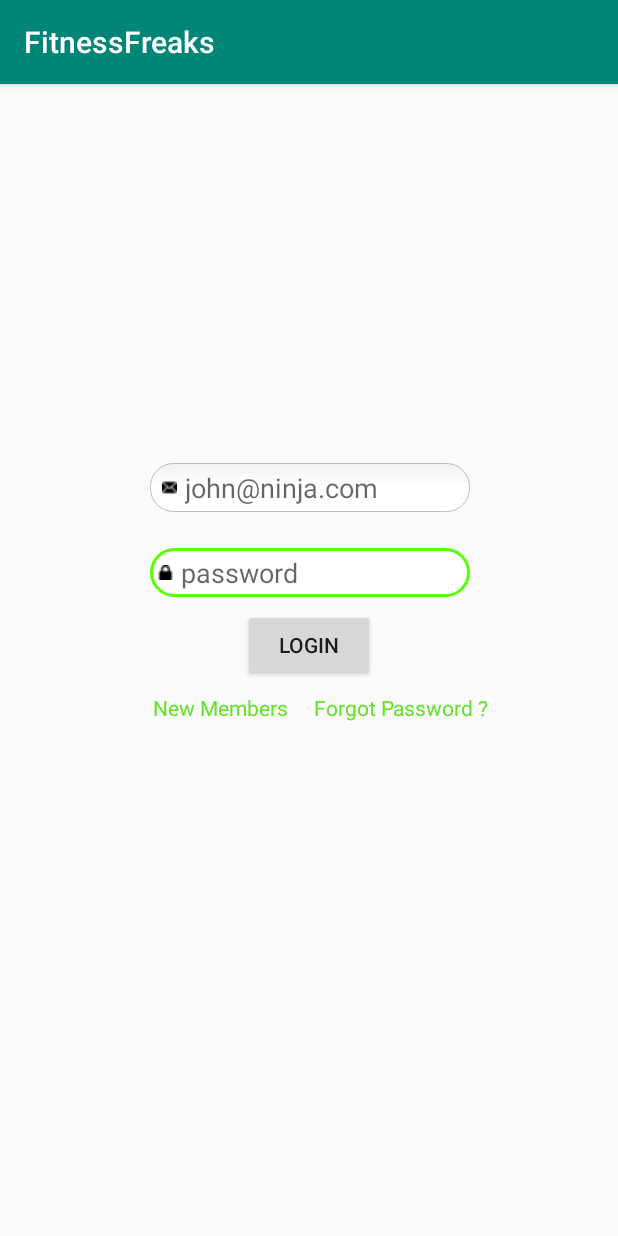
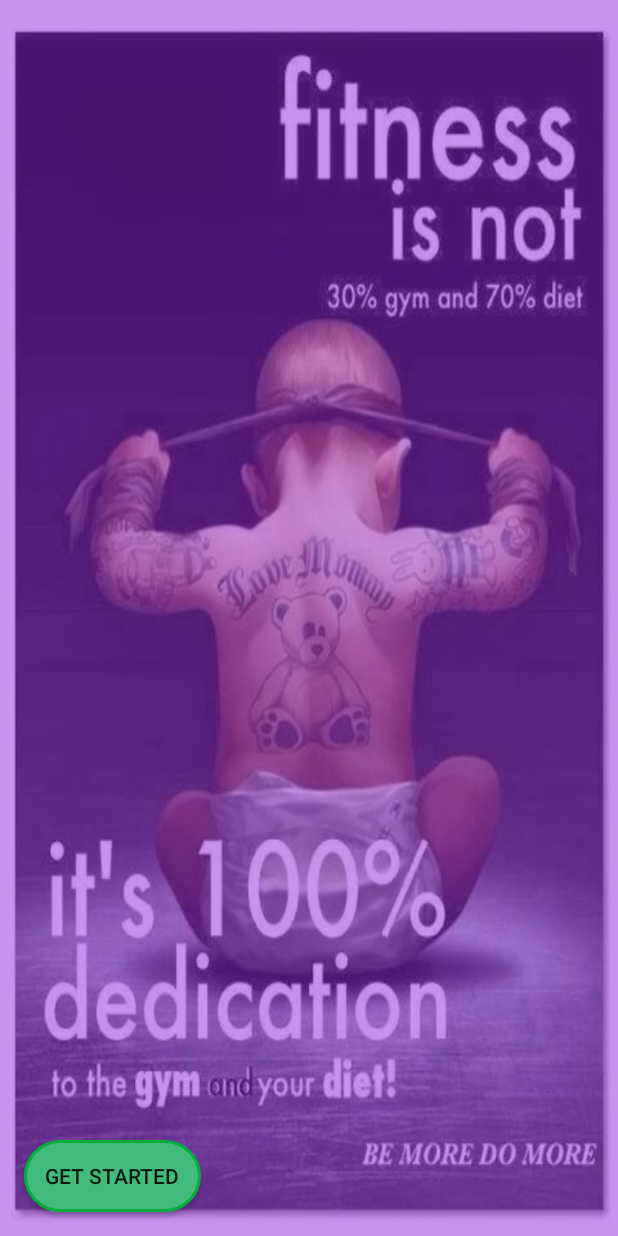
Before and after one commit to Draker007/FitnessFreaks, an Android app: the screen it shows after launch (LoginActivity before the commit, LauncherActivity after it), on a phone screen of 412 x 824 dp. Run offline under Robolectric (Android 15) with nearby library versions, the phone set to English and light mode, and no system bars.

Commit message:
added Login Activity

```diff
--- a/app/build.gradle
+++ b/app/build.gradle
@@ -1,4 +1,5 @@
 apply plugin: 'com.android.application'
+apply plugin: 'com.google.gms.google-services'
 
 android {
     compileSdkVersion 28
@@ -22,6 +23,7 @@ dependencies {
     implementation fileTree(dir: 'libs', include: ['*.jar'])
     implementation 'com.android.support:appcompat-v7:28.0.0'
     implementation 'com.android.support.constraint:constraint-layout:1.1.3'
+    implementation 'com.google.firebase:firebase-auth:16.0.3'
     testImplementation 'junit:junit:4.12'
     androidTestImplementation 'com.android.support.test:runner:1.0.2'
     androidTestImplementation 'com.android.support.test.espresso:espresso-core:3.0.2'
--- /dev/null
+++ b/app/src/main/java/com/example/fitnessfreaks/Activities/LauncherActivity.java
@@ -0,0 +1,28 @@
+package com.example.fitnessfreaks.Activities;
+
+import android.content.Intent;
+import android.support.v7.app.AppCompatActivity;
+import android.os.Bundle;
+import android.view.View;
+import android.widget.Button;
+
+import com.example.fitnessfreaks.R;
+
+public class LauncherActivity extends AppCompatActivity {
+
+    private Button login;
+    @Override
+    protected void onCreate(Bundle savedInstanceState) {
+        super.onCreate(savedInstanceState);
+        setContentView(R.layout.activity_launcher);
+
+        login = (Button) findViewById(R.id.Login);
+
+        login.setOnClickListener(new View.OnClickListener() {
+            @Override
+            public void onClick(View v) {
+                startActivity(new Intent(LauncherActivity.this,LoginActivity.class));
+            }
+        });
+    }
+}
--- a/app/src/main/java/com/example/fitnessfreaks/LoginActivity.java
+++ b/app/src/main/java/com/example/fitnessfreaks/Activities/LoginActivity.java
@@ -1,7 +1,9 @@
-package com.example.fitnessfreaks;
+package com.example.fitnessfreaks.Activities;
 
 import android.support.v7.app.AppCompatActivity;
 import android.os.Bundle;
+
+import com.example.fitnessfreaks.R;
 
 public class LoginActivity extends AppCompatActivity {
 
--- /dev/null
+++ b/app/src/main/java/com/example/fitnessfreaks/nonActivity.java
@@ -0,0 +1,4 @@
+package com.example.fitnessfreaks;
+
+public class nonActivity {
+}
--- /dev/null
+++ b/app/src/main/res/drawable/roundbutton.xml
@@ -0,0 +1,32 @@
+<?xml version="1.0" encoding="utf-8"?>
+<selector xmlns:android="http://schemas.android.com/apk/res/android">
+        <item android:state_pressed="false">
+            <shape android:shape="rectangle">
+                <corners android:radius="1000dp" />
+                <solid android:color="#41ba7a" />
+                <stroke
+                    android:width="2dip"
+                    android:color="#03ae3c" />
+                <padding
+                    android:bottom="4dp"
+                    android:left="4dp"
+                    android:right="4dp"
+                    android:top="4dp" />
+            </shape>
+        </item>
+        <item android:state_pressed="true">
+            <shape android:shape="rectangle">
+                <corners android:radius="1000dp" />
+                <solid android:color="#3AA76D" />
+                <stroke
+                    android:width="2dip"
+                    android:color="#03ae3c" />
+                <padding
+                    android:bottom="4dp"
+                    android:left="4dp"
+                    android:right="4dp"
+                    android:top="4dp" />
+            </shape>
+        </item>
+
+</selector>
--- /dev/null
+++ b/app/src/main/res/layout/activity_launcher.xml
@@ -0,0 +1,21 @@
+<?xml version="1.0" encoding="utf-8"?>
+<android.support.constraint.ConstraintLayout xmlns:android="http://schemas.android.com/apk/res/android"
+    xmlns:app="http://schemas.android.com/apk/res-auto"
+    xmlns:tools="http://schemas.android.com/tools"
+    android:layout_width="match_parent"
+    android:layout_height="match_parent"
+    tools:context=".Activities.LauncherActivity"
+    android:background="@drawable/login">
+
+    <Button
+        android:id="@+id/Login"
+        android:layout_width="wrap_content"
+        android:layout_height="wrap_content"
+        android:layout_marginStart="16dp"
+        android:layout_marginLeft="16dp"
+        android:layout_marginBottom="16dp"
+        android:background="@drawable/roundbutton"
+        android:text="   Get Started   "
+        app:layout_constraintBottom_toBottomOf="parent"
+        app:layout_constraintStart_toStartOf="parent" />
+</android.support.constraint.ConstraintLayout>
--- a/app/src/main/res/layout/activity_login.xml
+++ b/app/src/main/res/layout/activity_login.xml
@@ -4,18 +4,17 @@
     xmlns:tools="http://schemas.android.com/tools"
     android:layout_width="match_parent"
     android:layout_height="match_parent"
-    tools:context=".LoginActivity">
+    tools:context=".Activities.LoginActivity"
+    android:background="@drawable/log">
 
     <android.support.constraint.ConstraintLayout
-        android:layout_width="239dp"
-        android:layout_height="279dp"
+        android:layout_width="wrap_content"
+        android:layout_height="wrap_content"
         android:layout_marginStart="96dp"
         android:layout_marginLeft="96dp"
-        android:layout_marginTop="250dp"
+        android:layout_marginTop="200dp"
         android:layout_marginEnd="96dp"
         android:layout_marginRight="96dp"
-        android:layout_marginBottom="250dp"
-        app:layout_constraintBottom_toBottomOf="parent"
         app:layout_constraintEnd_toEndOf="parent"
         app:layout_constraintStart_toStartOf="parent"
         app:layout_constraintTop_toTopOf="parent">
--- a/app/src/main/res/values/styles.xml
+++ b/app/src/main/res/values/styles.xml
@@ -8,4 +8,11 @@
         <item name="colorAccent">@color/colorAccent</item>
     </style>
 
+    <style name="AppTheme.NoActionBar">
+        <item name="windowNoTitle">true</item>
+        <item name="windowActionBar">false</item>
+        <item name="android:windowFullscreen">true</item>
+        <item name="android:windowContentOverlay">@null</item>
+    </style>
+
 </resources>
--- a/build.gradle
+++ b/build.gradle
@@ -8,6 +8,7 @@ buildscript {
     }
     dependencies {
         classpath 'com.android.tools.build:gradle:3.3.2'
+        classpath 'com.google.gms:google-services:4.1.0'
 
         // NOTE: Do not place your application dependencies here; they belong
         // in the individual module build.gradle files
```
Also changed, not shown: app/src/main/AndroidManifest.xml (+7 -1 lines), app/src/main/java/com/example/fitnessfreaks/Activities/RegistrationActivity.java (added, +15 -0 lines), app/src/main/res/layout/activity_registration.xml (added, +9 -0 lines), app/src/main/res/drawable-v24/motiv.jpg (added), app/src/main/res/drawable/log.jpg (added), app/src/main/res/drawable/login.png (added).
